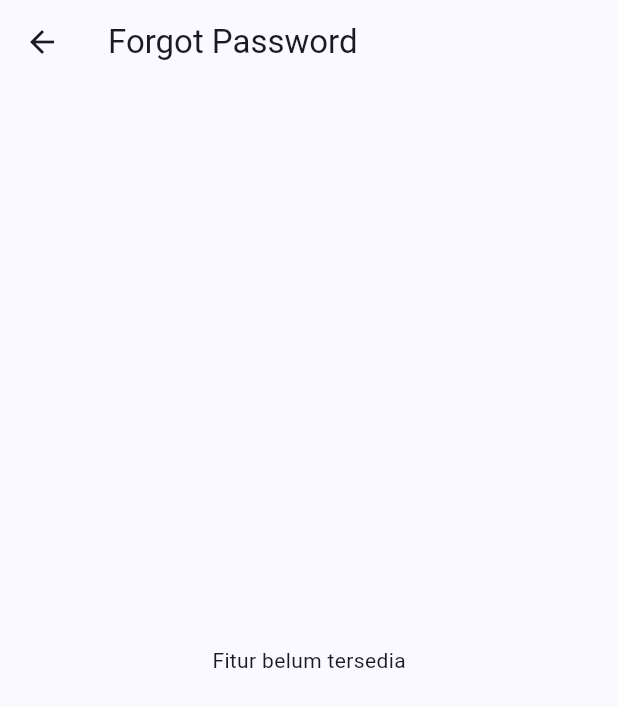
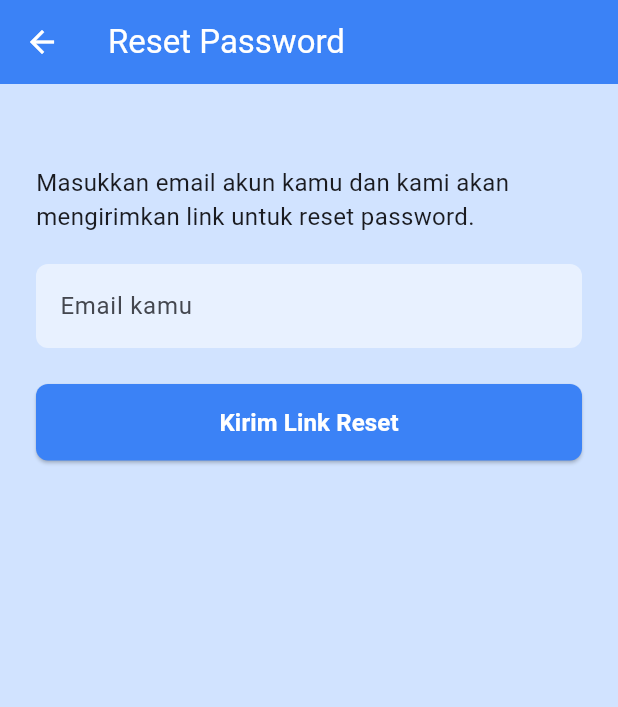
Before and after one commit to Evaazizah/my_app, a Flutter app: the ForgotPasswordScreen screen opened by its route, on a phone screen of 412 x 824 dp. Shown: the top 707 px of the screen. Run offline on Flutter 3.47's test engine with Material 3 defaults, Android fonts, the light colour scheme and no system bars; our stand-ins replace firebase_auth, firebase_core, lottie, shared_preferences; accounts and stored records are empty.

Commit message:
perbaikan di sistem

```diff
--- a/lib/main.dart
+++ b/lib/main.dart
@@ -9,8 +9,17 @@ import 'screens/finance_screen.dart';
 import 'screens/track_screen.dart';
 import 'screens/weather_screen.dart';
 import 'screens/signup_screen.dart';
+import 'package:firebase_core/firebase_core.dart';
 
-void main() {
+void main() async {
+  WidgetsFlutterBinding.ensureInitialized();
+
+  try {
+    await Firebase.initializeApp();
+  } catch (e) {
+    print('Firebase init failed: $e');
+  }
+
   runApp(const MyApp());
 }
 
--- a/lib/screens/forgot_password.dart
+++ b/lib/screens/forgot_password.dart
@@ -1,13 +1,93 @@
 import 'package:flutter/material.dart';
+import 'package:firebase_auth/firebase_auth.dart';
 
-class ForgotPasswordScreen extends StatelessWidget {
+class ForgotPasswordScreen extends StatefulWidget {
   const ForgotPasswordScreen({super.key});
+
+  @override
+  State<ForgotPasswordScreen> createState() => _ForgotPasswordScreenState();
+}
+
+class _ForgotPasswordScreenState extends State<ForgotPasswordScreen> {
+  final TextEditingController emailController = TextEditingController();
+
+  void sendResetLink() async {
+    final email = emailController.text.trim();
+    if (email.isEmpty) {
+      ScaffoldMessenger.of(
+        context,
+      ).showSnackBar(const SnackBar(content: Text('Email tidak boleh kosong')));
+      return;
+    }
+
+    try {
+      await FirebaseAuth.instance.sendPasswordResetEmail(email: email);
+      ScaffoldMessenger.of(context).showSnackBar(
+        SnackBar(content: Text('Link reset telah dikirim ke $email')),
+      );
+      emailController.clear();
+    } catch (e) {
+      ScaffoldMessenger.of(
+        context,
+      ).showSnackBar(SnackBar(content: Text('Gagal mengirim link reset: $e')));
+    }
+  }
 
   @override
   Widget build(BuildContext context) {
     return Scaffold(
-      appBar: AppBar(title: const Text("Forgot Password")),
-      body: const Center(child: Text("Fitur belum tersedia")),
+      backgroundColor: const Color(0xFFD1E3FF),
+      appBar: AppBar(
+        title: const Text("Reset Password"),
+        backgroundColor: const Color(0xFF3B82F6),
+        foregroundColor: Colors.white,
+      ),
+      body: Padding(
+        padding: const EdgeInsets.all(24.0),
+        child: Column(
+          crossAxisAlignment: CrossAxisAlignment.stretch,
+          children: [
+            const SizedBox(height: 30),
+            const Text(
+              'Masukkan email akun kamu dan kami akan mengirimkan link untuk reset password.',
+              style: TextStyle(fontSize: 16),
+            ),
+            const SizedBox(height: 20),
+            TextField(
+              controller: emailController,
+              keyboardType: TextInputType.emailAddress,
+              decoration: InputDecoration(
+                hintText: 'Email kamu',
+                filled: true,
+                fillColor: Colors.white.withOpacity(0.5),
+                border: OutlineInputBorder(
+                  borderRadius: BorderRadius.circular(8),
+                  borderSide: BorderSide.none,
+                ),
+              ),
+            ),
+            const SizedBox(height: 24),
+            ElevatedButton(
+              onPressed: sendResetLink,
+              style: ElevatedButton.styleFrom(
+                backgroundColor: const Color(0xFF3B82F6),
+                padding: const EdgeInsets.symmetric(vertical: 14),
+                shape: RoundedRectangleBorder(
+                  borderRadius: BorderRadius.circular(8),
+                ),
+              ),
+              child: const Text(
+                'Kirim Link Reset',
+                style: TextStyle(
+                  fontSize: 16,
+                  fontWeight: FontWeight.bold,
+                  color: Colors.white,
+                ),
+              ),
+            ),
+          ],
+        ),
+      ),
     );
   }
 }
--- a/pubspec.yaml
+++ b/pubspec.yaml
@@ -35,8 +35,8 @@ dependencies:
   # Use with the CupertinoIcons class for iOS style icons.
   cupertino_icons: ^1.0.8
   provider: ^6.1.5
-  firebase_core: ^2.0.0
-  firebase_auth: ^4.0.0
+  firebase_core: ^2.30.0
+  firebase_auth: ^4.17.5
   google_sign_in: ^6.2.1
   cloud_firestore: ^4.0.0
   google_maps_flutter: ^2.1.10
```
Also changed, not shown: pubspec.lock, 3 other files.
